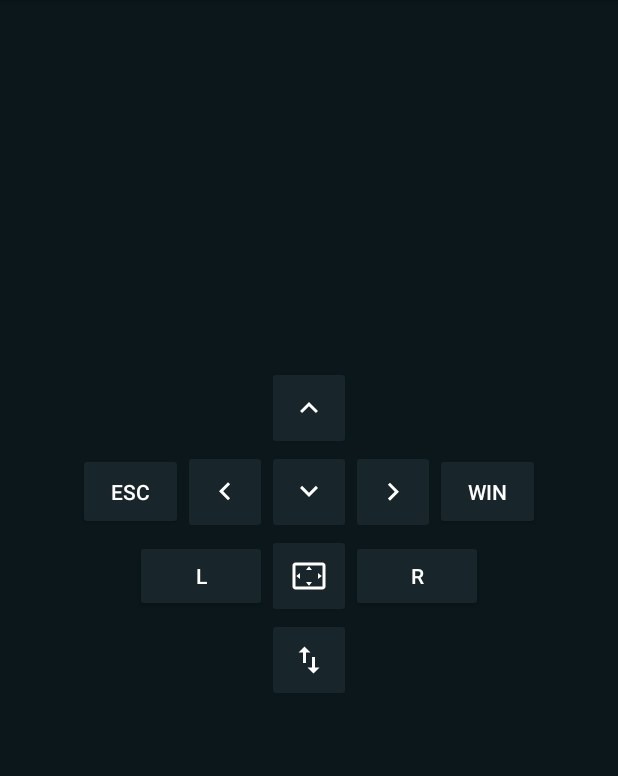
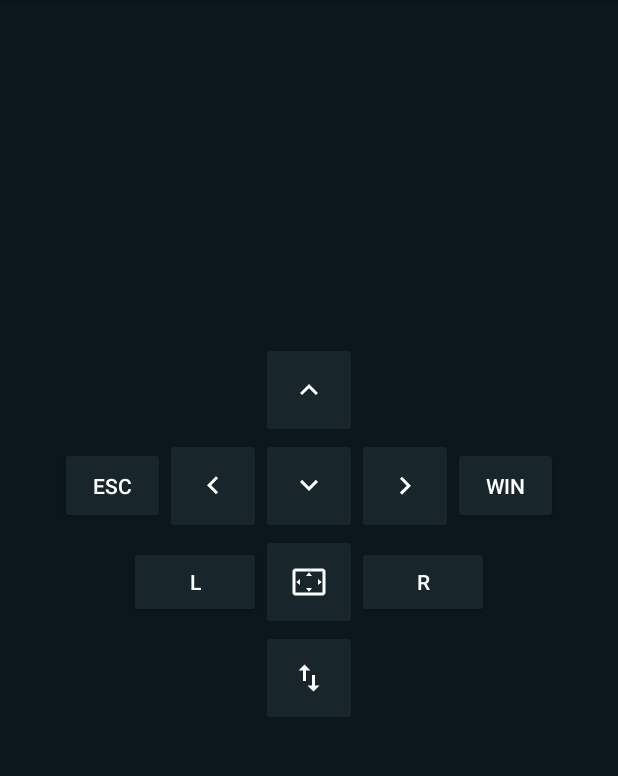
Before and after one commit to iarks/gyro-mouse, an Android app: the screen it shows after launch (MainActivity), on a phone screen of 412 x 824 dp, the part 84-860 px from its top. Run offline under Robolectric (Android 15) with nearby library versions, the light colour scheme and no system bars.

Commit message:
change button padding to 20dp

```diff
--- a/app/src/main/res/layout/content_main.xml
+++ b/app/src/main/res/layout/content_main.xml
@@ -19,7 +19,7 @@
             android:id="@+id/buttonAUp"
             android:layout_width="wrap_content"
             android:layout_height="wrap_content"
-            android:padding="@dimen/fab_margin"
+            android:padding="20dp"
             app:srcCompat="@drawable/ic_keyboard_arrow_up_black_24dp" />
 
     </LinearLayout>
@@ -40,19 +40,19 @@
             android:id="@+id/buttonARight"
             android:layout_width="wrap_content"
             android:layout_height="wrap_content"
-            android:padding="@dimen/fab_margin"
+            android:padding="20dp"
             app:srcCompat="@drawable/ic_keyboard_arrow_left_black_24dp"/>
         <android.support.v7.widget.AppCompatImageButton
             android:id="@+id/buttonADown"
             android:layout_width="wrap_content"
             android:layout_height="wrap_content"
-            android:padding="@dimen/fab_margin"
+            android:padding="20dp"
             app:srcCompat="@drawable/ic_keyboard_arrow_down_black_24dp" />
         <android.support.v7.widget.AppCompatImageButton
             android:id="@+id/buttonALeft"
             android:layout_width="wrap_content"
             android:layout_height="wrap_content"
-            android:padding="@dimen/fab_margin"
+            android:padding="20dp"
             app:srcCompat="@drawable/ic_keyboard_arrow_right_black_24dp"
             />
         <Button
@@ -79,7 +79,7 @@
             android:id="@+id/buttonMouse"
             android:layout_width="wrap_content"
             android:layout_height="wrap_content"
-            android:padding="@dimen/fab_margin"
+            android:padding="20dp"
             app:srcCompat="@drawable/ic_settings_overscan_black_24dp" />
 
         <Button
@@ -99,7 +99,7 @@
             android:id="@+id/buttonScroll"
             android:layout_width="wrap_content"
             android:layout_height="wrap_content"
-            android:padding="@dimen/fab_margin"
+            android:padding="20dp"
             app:srcCompat="@drawable/ic_swap_vert_black_24dp" />
 
     </LinearLayout>
```
